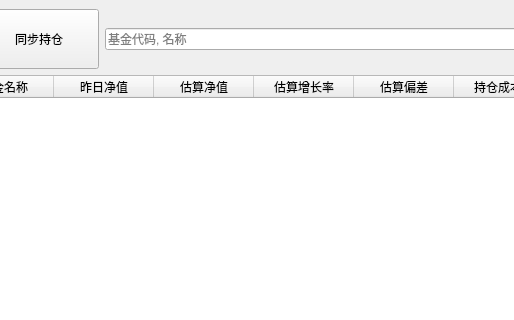
Before: the Qt Designer form mainwindow.ui in aox-lei/fund_gui, drawn with Qt 5; both pictures show x 156 to 670 and y 0 to 320 of the 1238 by 859 pixel window.
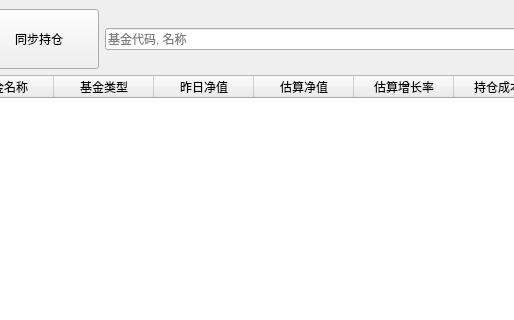
After: the same form once the commit is applied.

```diff
--- a/mainwindow.ui
+++ b/mainwindow.ui
@@ -115,6 +115,11 @@
           <string>基金名称</string>
          </property>
         </column>
+        <column>
+         <property name="text">
+          <string>基金类型</string>
+         </property>
+        </column>
         <column>
          <property name="text">
           <string>昨日净值</string>
@@ -130,11 +135,6 @@
           <string>估算增长率</string>
          </property>
         </column>
-        <column>
-         <property name="text">
-          <string>估算偏差</string>
-         </property>
-        </column>
         <column>
          <property name="text">
           <string>持仓成本价</string>
```
